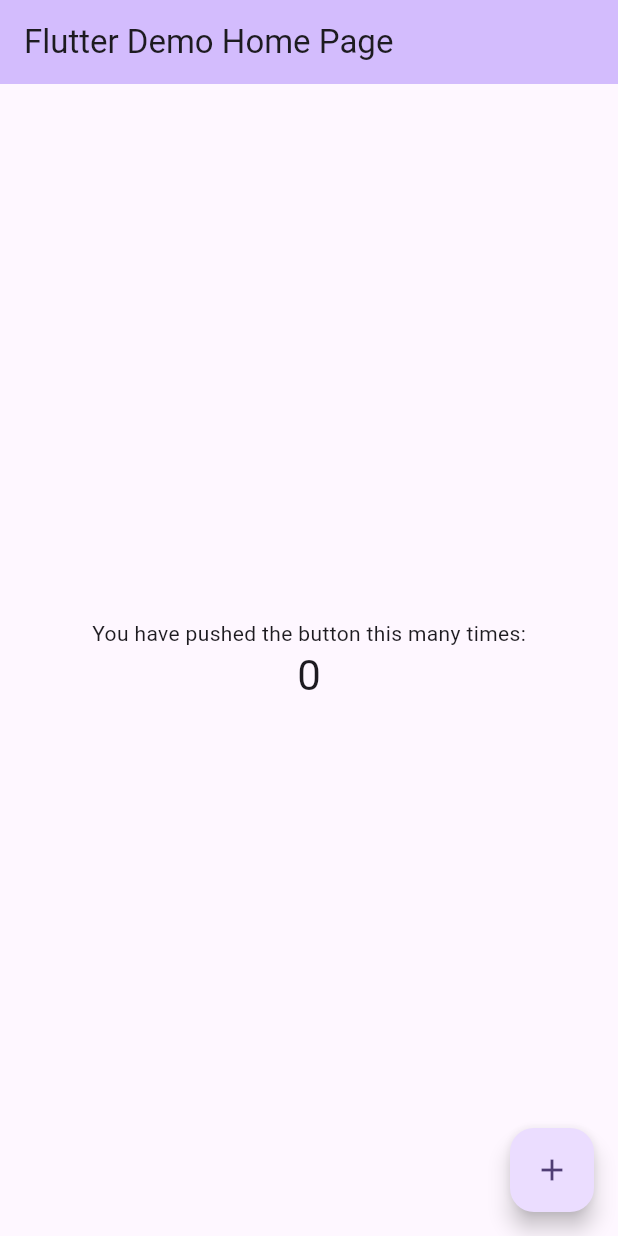
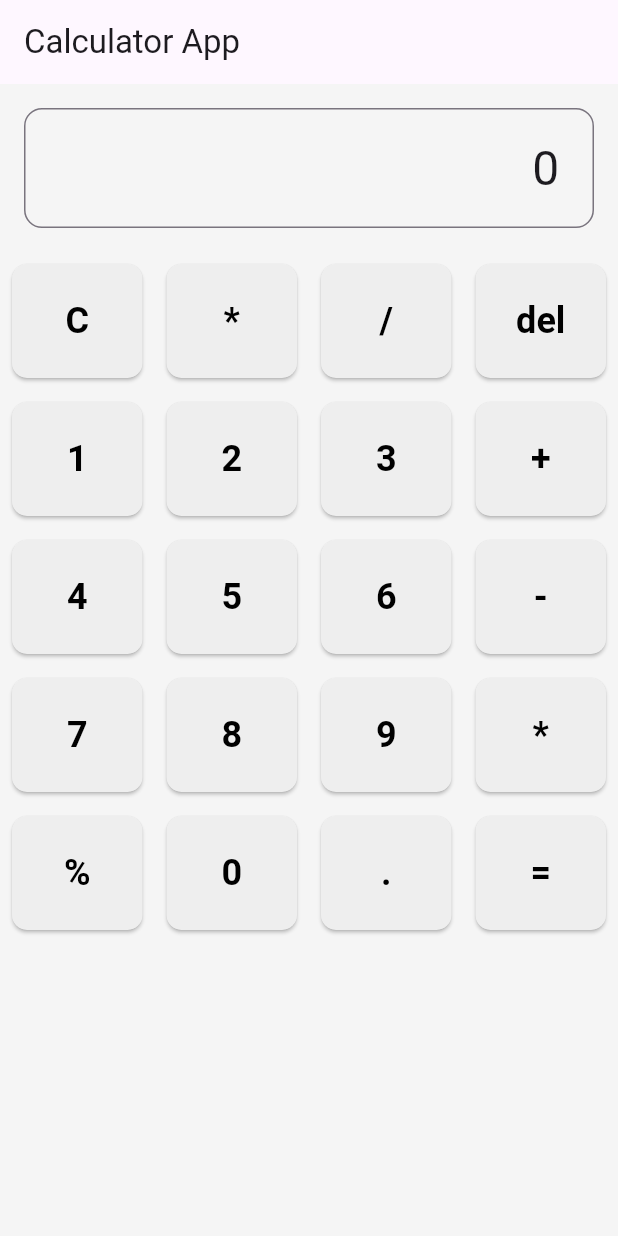
Before and after one commit to Rakxit121/Calculator_App, a Flutter app: the screen it shows after launch, on a phone screen of 412 x 824 dp. Run offline on Flutter 3.47's test engine with Material 3 defaults, Android fonts, the phone set to English and light mode, and no system bars; Roboto replaces fonts that are missing (Montserrat Bold).

Commit message:
calculator working

```diff
--- a/lib/main.dart
+++ b/lib/main.dart
@@ -1,125 +1,8 @@
+import 'package:caculator_app/view/app/app.dart';
 import 'package:flutter/material.dart';
 
 void main() {
-  runApp(const MyApp());
+  runApp(
+    const App(),
+  );
 }
-
-class MyApp extends StatelessWidget {
-  const MyApp({super.key});
-
-  // This widget is the root of your application.
-  @override
-  Widget build(BuildContext context) {
-    return MaterialApp(
-      title: 'Flutter Demo',
-      theme: ThemeData(
-        // This is the theme of your application.
-        //
-        // TRY THIS: Try running your application with "flutter run". You'll see
-        // the application has a purple toolbar. Then, without quitting the app,
-        // try changing the seedColor in the colorScheme below to Colors.green
-        // and then invoke "hot reload" (save your changes or press the "hot
-        // reload" button in a Flutter-supported IDE, or press "r" if you used
-        // the command line to start the app).
-        //
-        // Notice that the counter didn't reset back to zero; the application
-        // state is not lost during the reload. To reset the state, use hot
-        // restart instead.
-        //
-        // This works for code too, not just values: Most code changes can be
-        // tested with just a hot reload.
-        colorScheme: ColorScheme.fromSeed(seedColor: Colors.deepPurple),
-        useMaterial3: true,
-      ),
-      home: const MyHomePage(title: 'Flutter Demo Home Page'),
-    );
-  }
-}
-
-class MyHomePage extends StatefulWidget {
-  const MyHomePage({super.key, required this.title});
-
-  // This widget is the home page of your application. It is stateful, meaning
-  // that it has a State object (defined below) that contains fields that affect
-  // how it looks.
-
-  // This class is the configuration for the state. It holds the values (in this
-  // case the title) provided by the parent (in this case the App widget) and
-  // used by the build method of the State. Fields in a Widget subclass are
-  // always marked "final".
-
-  final String title;
-
-  @override
-  State<MyHomePage> createState() => _MyHomePageState();
-}
-
-class _MyHomePageState extends State<MyHomePage> {
-  int _counter = 0;
-
-  void _incrementCounter() {
-    setState(() {
-      // This call to setState tells the Flutter framework that something has
-      // changed in this State, which causes it to rerun the build method below
-      // so that the display can reflect the updated values. If we changed
-      // _counter without calling setState(), then the build method would not be
-      // called again, and so nothing would appear to happen.
-      _counter++;
-    });
-  }
-
-  @override
-  Widget build(BuildContext context) {
-    // This method is rerun every time setState is called, for instance as done
-    // by the _incrementCounter method above.
-    //
-    // The Flutter framework has been optimized to make rerunning build methods
-    // fast, so that you can just rebuild anything that needs updating rather
-    // than having to individually change instances of widgets.
-    return Scaffold(
-      appBar: AppBar(
-        // TRY THIS: Try changing the color here to a specific color (to
-        // Colors.amber, perhaps?) and trigger a hot reload to see the AppBar
-        // change color while the other colors stay the same.
-        backgroundColor: Theme.of(context).colorScheme.inversePrimary,
-        // Here we take the value from the MyHomePage object that was created by
-        // the App.build method, and use it to set our appbar title.
-        title: Text(widget.title),
-      ),
-      body: Center(
-        // Center is a layout widget. It takes a single child and positions it
-        // in the middle of the parent.
-        child: Column(
-          // Column is also a layout widget. It takes a list of children and
-          // arranges them vertically. By default, it sizes itself to fit its
-          // children horizontally, and tries to be as tall as its parent.
-          //
-          // Column has various properties to control how it sizes itself and
-          // how it positions its children. Here we use mainAxisAlignment to
-          // center the children vertically; the main axis here is the vertical
-          // axis because Columns are vertical (the cross axis would be
-          // horizontal).
-          //
-          // TRY THIS: Invoke "debug painting" (choose the "Toggle Debug Paint"
-          // action in the IDE, or press "p" in the console), to see the
-          // wireframe for each widget.
-          mainAxisAlignment: MainAxisAlignment.center,
-          children: <Widget>[
-            const Text(
-              'You have pushed the button this many times:',
-            ),
-            Text(
-              '$_counter',
-              style: Theme.of(context).textTheme.headlineMedium,
-            ),
-          ],
-        ),
-      ),
-      floatingActionButton: FloatingActionButton(
-        onPressed: _incrementCounter,
-        tooltip: 'Increment',
-        child: const Icon(Icons.add),
-      ), // This trailing comma makes auto-formatting nicer for build methods.
-    );
-  }
-}
--- /dev/null
+++ b/lib/view/app/app.dart
@@ -0,0 +1,20 @@
+import 'package:caculator_app/view/app/route/app_route.dart';
+import 'package:caculator_app/view/app/theme/theme_data.dart';
+import 'package:flutter/material.dart';
+
+class App extends StatelessWidget {
+  const App({super.key});
+
+  @override
+  Widget build(BuildContext context) {
+    return MaterialApp(
+      title: "Calculator",
+      debugShowCheckedModeBanner: false, // Set this property to false
+      initialRoute: AppRoute.calculatorRoute,
+      routes: AppRoute.getApplicationRoute(),
+// Use the custom splash screen as the initial route
+
+      theme: getApplicationTheme(),
+    );
+  }
+}
--- /dev/null
+++ b/lib/view/app/route/app_route.dart
@@ -0,0 +1,13 @@
+import 'package:caculator_app/view/calculator.dart';
+
+class AppRoute {
+  AppRoute._();
+
+  static const String calculatorRoute = "/";
+
+  static getApplicationRoute() {
+    return {
+      calculatorRoute: (context) => const Calculator(),
+    };
+  }
+}
--- /dev/null
+++ b/lib/view/app/theme/theme_data.dart
@@ -0,0 +1,24 @@
+import 'package:flutter/material.dart';
+
+ThemeData getApplicationTheme() {
+  return ThemeData(
+    primarySwatch: Colors.orange,
+    scaffoldBackgroundColor: Colors.grey[100],
+    fontFamily: "Montserrat Bold",
+    elevatedButtonTheme: ElevatedButtonThemeData(
+      style: ElevatedButton.styleFrom(
+        textStyle: const TextStyle(
+          fontSize: 20.0,
+          fontWeight: FontWeight.bold,
+          color: Colors.white,
+          fontFamily: "OpenSans Bold ",
+        ),
+        foregroundColor: Colors.white,
+        backgroundColor: const Color.fromARGB(255, 169, 131, 108),
+        shape: RoundedRectangleBorder(
+          borderRadius: BorderRadius.circular(10.0),
+        ),
+      ),
+    ),
+  );
+}
--- /dev/null
+++ b/lib/view/calculator.dart
@@ -0,0 +1,180 @@
+import 'package:flutter/material.dart';
+
+class Calculator extends StatefulWidget {
+  const Calculator({Key? key}) : super(key: key);
+
+  @override
+  _CalculatorState createState() => _CalculatorState();
+}
+
+class _CalculatorState extends State<Calculator> {
+  String _output = "0";
+  double num1 = 0.0;
+  double num2 = 0.0;
+  String operand = "";
+
+  void _buttonPressed(String buttonText) {
+    setState(() {
+      if (buttonText == "C") {
+        _clear();
+      } else if (buttonText == "+" ||
+          buttonText == "-" ||
+          buttonText == "*" ||
+          buttonText == "/") {
+        num1 = double.parse(_output);
+        operand = buttonText;
+        _output = "0";
+      } else if (buttonText == "=") {
+        num2 = double.parse(_output);
+        _calculate();
+      } else if (buttonText == "del") {
+        _deleteLastInput();
+      } else if (buttonText == "%") {
+        _convertToPercent();
+      } else {
+        _output = (_output == "0") ? buttonText : _output + buttonText;
+      }
+    });
+  }
+
+  void _clear() {
+    _output = "0";
+    num1 = 0.0;
+    num2 = 0.0;
+    operand = "";
+  }
+
+  void _calculate() {
+    switch (operand) {
+      case "+":
+        _output = (num1 + num2).toString();
+        break;
+      case "-":
+        _output = (num1 - num2).toString();
+        break;
+      case "*":
+        _output = (num1 * num2).toString();
+        break;
+      case "/":
+        _output = (num1 / num2).toString();
+        break;
+      default:
+        break;
+    }
+    num1 = double.parse(_output);
+    operand = "";
+  }
+
+  void _deleteLastInput() {
+    setState(() {
+      _output =
+          _output.length > 1 ? _output.substring(0, _output.length - 1) : "0";
+    });
+  }
+
+  void _convertToPercent() {
+    setState(() {
+      double currentValue = double.parse(_output);
+      _output = (currentValue / 100).toString();
+    });
+  }
+
+  Widget _buildButton(String buttonText, {bool isDouble = false}) {
+    return Expanded(
+      child: Padding(
+        padding: const EdgeInsets.all(8.0),
+        child: ElevatedButton(
+          style: ElevatedButton.styleFrom(
+            foregroundColor: Colors.black,
+            backgroundColor: Colors.grey[200],
+            padding: const EdgeInsets.all(24.0),
+          ),
+          onPressed: () => _buttonPressed(buttonText),
+          child: Text(
+            buttonText,
+            style: const TextStyle(fontSize: 24.0),
+          ),
+        ),
+      ),
+    );
+  }
+
+  @override
+  Widget build(BuildContext context) {
+    return Scaffold(
+      appBar: AppBar(
+        title: const Text(
+          "Calculator App",
+          textAlign: TextAlign.center,
+        ),
+      ),
+      body: Column(
+        children: <Widget>[
+          Container(
+            padding: const EdgeInsets.all(16.0),
+            child: TextField(
+              readOnly: true,
+              controller: TextEditingController(text: _output),
+              style: const TextStyle(fontSize: 32.0),
+              textAlign: TextAlign.right,
+              decoration: InputDecoration(
+                border: OutlineInputBorder(
+                  borderRadius: BorderRadius.circular(12.0),
+                  borderSide: const BorderSide(color: Colors.grey),
+                ),
+                contentPadding: const EdgeInsets.all(16.0),
+              ),
+            ),
+          ),
+          // const Divider(),
+          Expanded(
+            child: Column(
+              children: <Widget>[
+                Row(
+                  children: [
+                    _buildButton("C"),
+                    _buildButton("*"),
+                    _buildButton("/"),
+                    _buildButton("del"),
+                  ],
+                ),
+                Row(
+                  children: [
+                    _buildButton("1"),
+                    _buildButton("2"),
+                    _buildButton("3"),
+                    _buildButton("+"),
+                  ],
+                ),
+                Row(
+                  children: [
+                    _buildButton("4"),
+                    _buildButton("5"),
+                    _buildButton("6"),
+                    _buildButton("-"),
+                  ],
+                ),
+                Row(
+                  children: [
+                    _buildButton("7"),
+                    _buildButton("8"),
+                    _buildButton("9"),
+                    _buildButton("*"),
+                  ],
+                ),
+                Row(
+                  children: [
+                    _buildButton("%"),
+                    _buildButton("0"),
+                    _buildButton(".", isDouble: true),
+                    _buildButton("="),
+                  ],
+                ),
+              ],
+            ),
+          ),
+        ],
+      ),
+    );
+  }
+}
```
Also changed, not shown: lib/view/date_and_time.dart (added, +164 -0 lines), 1 other file.
